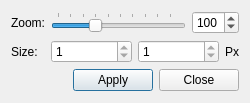
This is zoomdialog.ui in zjucsxxd/Qt-Image-Viewer-1 as Qt 5 draws it before an edit. The edited form follows.
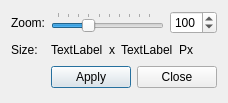
This is the edited form.

Commit message: Make the zoom dialog prettier.

What changed in the file:
```diff
--- a/zoomdialog.ui
+++ b/zoomdialog.ui
@@ -9,7 +9,7 @@
    <rect>
     <x>0</x>
     <y>0</y>
-    <width>250</width>
+    <width>212</width>
     <height>103</height>
    </rect>
   </property>
@@ -79,40 +79,23 @@
    <item row="1" column="1">
     <layout class="QHBoxLayout" name="horizontalLayout_3">
      <item>
-      <widget class="QSpinBox" name="xBox">
-       <property name="sizePolicy">
-        <sizepolicy hsizetype="Minimum" vsizetype="Fixed">
-         <horstretch>1</horstretch>
-         <verstretch>0</verstretch>
-        </sizepolicy>
+      <widget class="QLabel" name="xBox">
+       <property name="text">
+        <string>TextLabel</string>
        </property>
-       <property name="readOnly">
-        <bool>true</bool>
-       </property>
-       <property name="minimum">
-        <number>1</number>
-       </property>
-       <property name="maximum">
-        <number>1000000</number>
-       </property>
       </widget>
      </item>
      <item>
-      <widget class="QSpinBox" name="yBox">
-       <property name="sizePolicy">
-        <sizepolicy hsizetype="Minimum" vsizetype="Fixed">
-         <horstretch>1</horstretch>
-         <verstretch>0</verstretch>
-        </sizepolicy>
+      <widget class="QLabel" name="label_3">
+       <property name="text">
+        <string>x</string>
        </property>
-       <property name="readOnly">
-        <bool>true</bool>
-       </property>
-       <property name="minimum">
-        <number>1</number>
-       </property>
-       <property name="maximum">
-        <number>1000000</number>
+      </widget>
+     </item>
+     <item>
+      <widget class="QLabel" name="yBox">
+       <property name="text">
+        <string>TextLabel</string>
        </property>
       </widget>
      </item>
@@ -123,23 +106,23 @@
        </property>
       </widget>
      </item>
-    </layout>
-   </item>
-   <item row="2" column="0" colspan="2">
-    <layout class="QHBoxLayout" name="horizontalLayout_2">
      <item>
-      <spacer name="horizontalSpacer">
+      <spacer name="horizontalSpacer_2">
        <property name="orientation">
         <enum>Qt::Horizontal</enum>
        </property>
        <property name="sizeHint" stdset="0">
         <size>
-         <width>40</width>
+         <width>17</width>
          <height>20</height>
         </size>
        </property>
       </spacer>
      </item>
+    </layout>
+   </item>
+   <item row="2" column="1">
+    <layout class="QHBoxLayout" name="horizontalLayout_2">
      <item>
       <widget class="QPushButton" name="applyButton">
        <property name="text">
```
Left out of the diff: 28 changed lines with no effect on the pictures. The commit also changes 1 other file.
